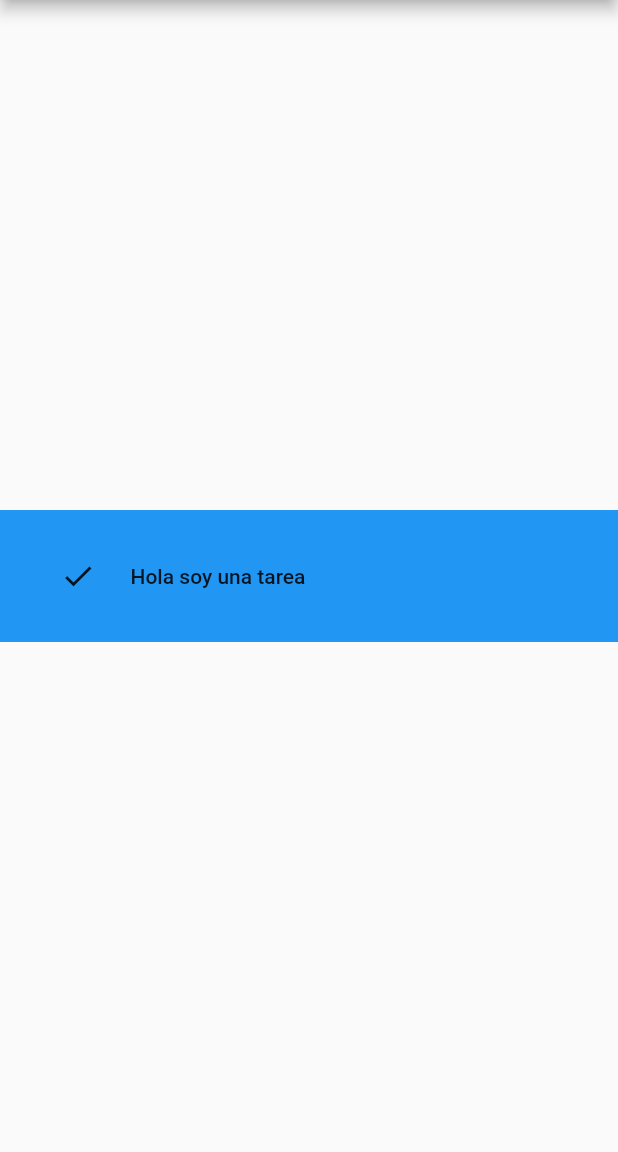
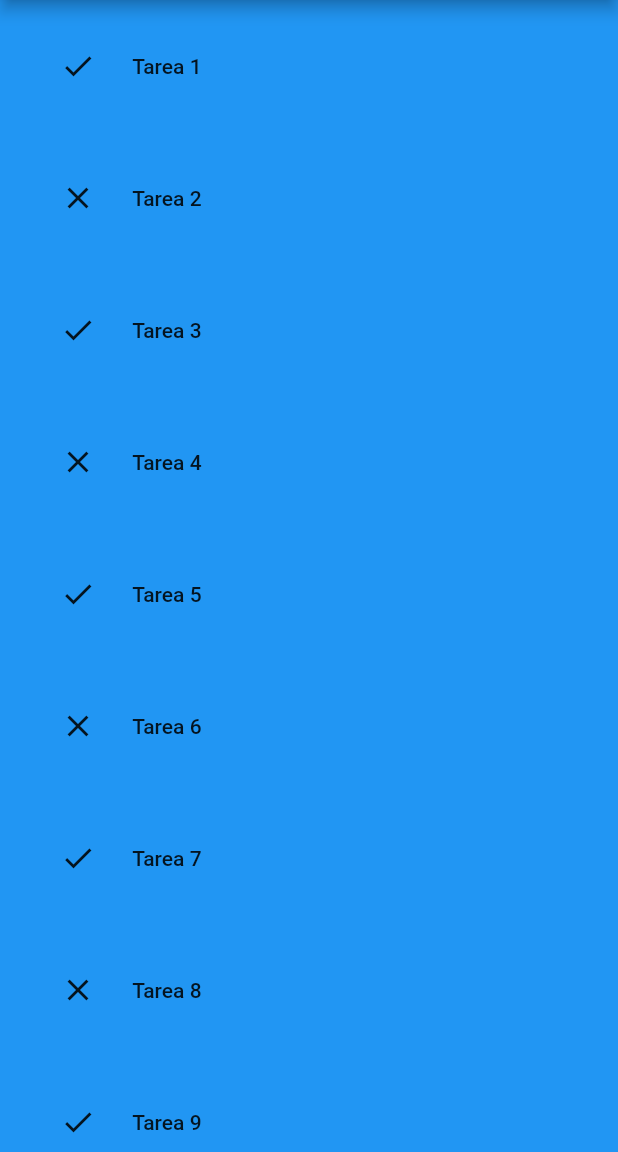
Before and after one commit to AlbertoHerTol/StateFull, a Flutter app: the screen it shows after launch, on a phone screen of 412 x 824 dp, the part 84-1236 px from its top. Run offline on Flutter 3.47's test engine with Material 2 defaults, Android fonts, the phone set to English and light mode, and no system bars.

```diff
--- a/lib/main.dart
+++ b/lib/main.dart
@@ -32,6 +32,26 @@ class TareaState extends State<Tarea>{
   Widget build(BuildContext context) {
     return Container(
         padding: EdgeInsets.only(left:20),
+        /*---------------------------------------
+        child: Row(
+
+            children:[
+              if (tst['done'])
+                IconButton(
+                  icon: Icon(Icons.clear),
+                  onPressed: (){click();}
+                )
+              else
+                IconButton(
+                  icon: Icon(Icons.clear),
+                  onPressed: (){click();}
+                ),
+             Text("  "+tst['nombre'])
+
+            ]
+        )
+        */
+
         child: Row(
           children:[
             if (tst['done'])
@@ -58,7 +78,18 @@ class TareaState extends State<Tarea>{
 
 class MyApp extends StatelessWidget {
 
-  var tareaejemplo = { "nombre": "Hola soy una tarea", "done": true};
+  var ListaTareas = {
+    { "nombre": "Tarea 1", "done": true},
+    { "nombre": "Tarea 2", "done": false},
+    { "nombre": "Tarea 3", "done": true},
+    { "nombre": "Tarea 4", "done": false},
+    { "nombre": "Tarea 5", "done": true},
+    { "nombre": "Tarea 6", "done": false},
+    { "nombre": "Tarea 7", "done": true},
+    { "nombre": "Tarea 8", "done": false},
+    { "nombre": "Tarea 9", "done": true},
+    { "nombre": "Tarea 10", "done": false}
+  };
 
 
 
@@ -66,31 +97,28 @@ class MyApp extends StatelessWidget {
   @override
   Widget build(BuildContext context) {
     return MaterialApp(
-      title: 'Welcome to Flutter',
+      title: 'TAREAS',
       home: Scaffold(
         appBar: AppBar(
           title: Text('TAREAS'),
         ),
-        body: Center(
-          child: Container(
+        body: ListView(
+            children:[
+              for (var m in ListaTareas)
+                Container(
                     padding: EdgeInsets.all(20),
                     decoration: BoxDecoration(
                       color: Colors.blue,
                     ),
                     child: Row(
-              children:[
-                Tarea(tareaejemplo), //---------------------
+                        children: [Tarea (m)]
+                    )
+                )
+            ]
 
-                /*
-
-                */
-
-
-              ],
-            ),
-          ),
         ),
         ),
       );
+
   }
 }
```
Lines whose indentation alone changed are shown as unchanged.
